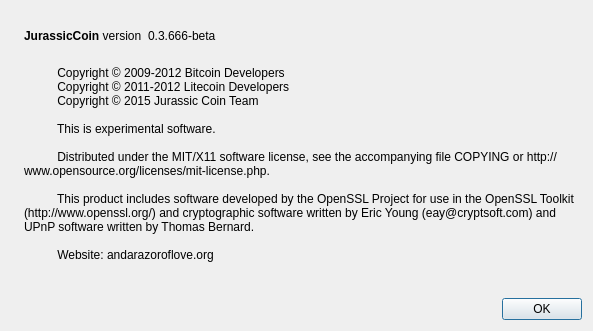
This is src/qt/forms/aboutdialog.ui in riclin1/jurassiccoinv2 as Qt 5 draws it before an edit. The edited form follows.
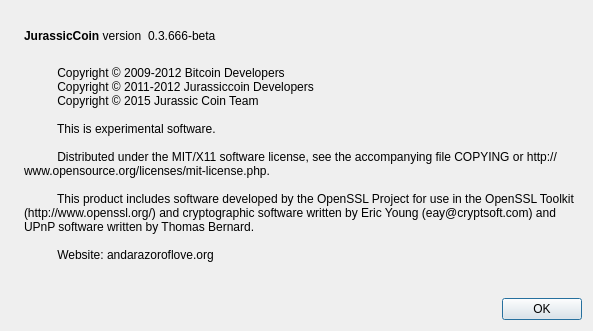
This is the edited form. Icons and pictures are not drawn.

Diff of the .ui file:
```diff
--- a/src/qt/forms/aboutdialog.ui
+++ b/src/qt/forms/aboutdialog.ui
@@ -96,7 +96,7 @@
        <property name="text">
         <string>
           Copyright © 2009-2012 Bitcoin Developers
-          Copyright © 2011-2012 Litecoin Developers
+          Copyright © 2011-2012 Jurassiccoin Developers
           Copyright © 2015 Jurassic Coin Team
 
           This is experimental software.
```
